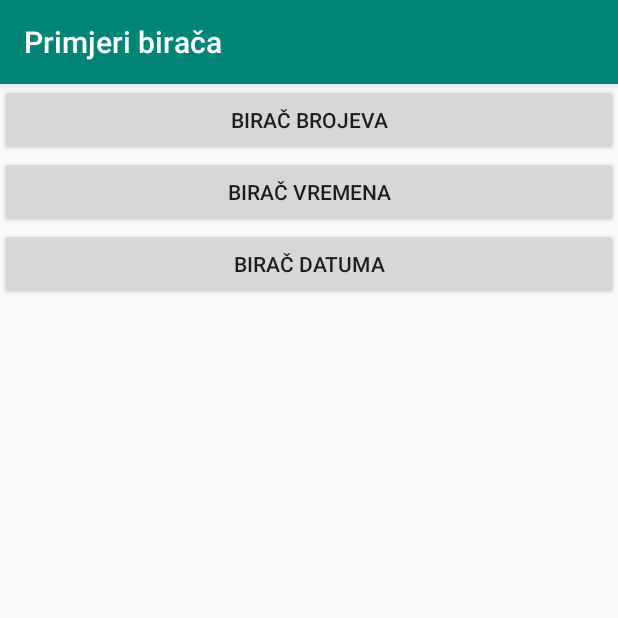
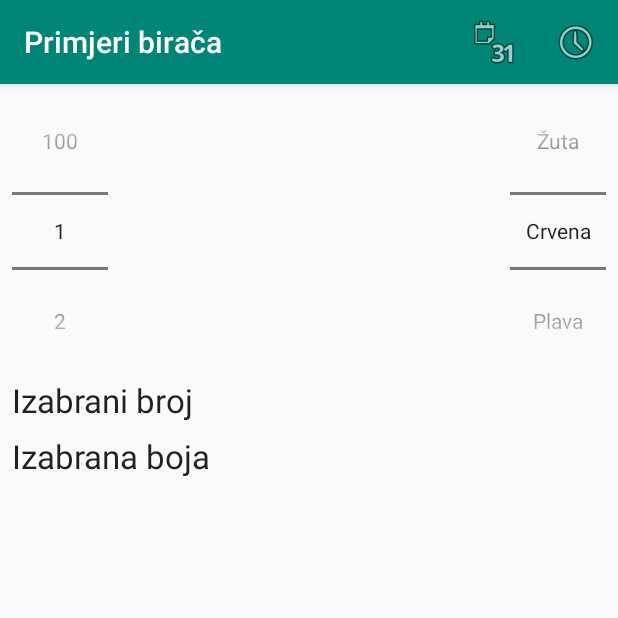
Before and after one commit to kzubrinic/android-primjeri-biraca, an Android app: the screen it shows after launch (MainActivity), on a phone screen of 412 x 824 dp, the top half of it. Run offline under Robolectric (Android 15) with nearby library versions, the phone set to English and light mode, and no system bars.

Commit message:
Dorade layouta aktivnosti i prelazak na androidx biblioteke.

```diff
--- a/app/src/main/java/hr/unidu/kz/primjeribiraca/DatePickerFragment.java
+++ b/app/src/main/java/hr/unidu/kz/primjeribiraca/DatePickerFragment.java
@@ -3,7 +3,7 @@ package hr.unidu.kz.primjeribiraca;
 import android.app.DatePickerDialog;
 import android.app.Dialog;
 import android.os.Bundle;
-import android.support.v4.app.DialogFragment;
+import androidx.fragment.app.DialogFragment;
 import android.widget.DatePicker;
 import android.widget.TextView;
 
--- a/app/src/main/java/hr/unidu/kz/primjeribiraca/MainActivity.java
+++ b/app/src/main/java/hr/unidu/kz/primjeribiraca/MainActivity.java
@@ -1,30 +1,87 @@
 package hr.unidu.kz.primjeribiraca;
 
-import android.support.v7.app.AppCompatActivity;
 import android.os.Bundle;
 
 import android.content.Intent;
-import android.support.v4.app.DialogFragment;
-import android.support.v7.app.AppCompatActivity;
-import android.os.Bundle;
+import androidx.fragment.app.DialogFragment;
+import androidx.appcompat.app.AppCompatActivity;
+
+import android.view.Menu;
+import android.view.MenuInflater;
+import android.view.MenuItem;
 import android.view.View;
+import android.widget.NumberPicker;
+import android.widget.TextView;
+
 public class MainActivity extends AppCompatActivity {
-
+    NumberPicker np, tp;
     @Override
     protected void onCreate(Bundle savedInstanceState) {
         super.onCreate(savedInstanceState);
         setContentView(R.layout.activity_main);
+
+        NumberPicker np = findViewById(R.id.numberPicker);
+        final TextView tv = findViewById(R.id.izabrani);
+        np.setMinValue(1);
+        np.setMaxValue(100);
+        // nakon što se izabere novi broj
+        np.setOnValueChangedListener(new NumberPicker.OnValueChangeListener() {
+            @Override
+            public void onValueChange(NumberPicker picker, int oldVal, int newVal){
+                //Display the newly selected number from picker
+                tv.setText(String.valueOf(newVal));
+            }
+        });
+
+        // birač koji ćemo napuniti nizovima znakova (bojama)
+        tp = findViewById(R.id.textPicker);
+        final TextView tb = findViewById(R.id.izBoja);
+        final String[] boje= {"Crvena","Plava", "Smeđa", "Zelena", "Žuta"};
+        // indeks prvog elementa polja boja
+        tp.setMinValue(0);
+        // indeks posljednjeg elementa polja boja
+        tp.setMaxValue(boje.length-1);
+        // Poveži NumberPicker s izvorom podatakau obliku polja boja
+        tp.setDisplayedValues(boje);
+        tp.setOnValueChangedListener(new NumberPicker.OnValueChangeListener() {
+            @Override
+            public void onValueChange(NumberPicker picker, int oldVal, int newVal){
+                //Display the newly selected number from picker
+                tb.setText(boje[newVal]);
+            }
+        });
     }
-    public void birajBroj(View v){
-        Intent i = new Intent(this, BrojActivity.class);
-        startActivity(i);
+
+
+    @Override
+    public boolean onCreateOptionsMenu(Menu menu) {
+        MenuInflater inflater = getMenuInflater();
+        inflater.inflate(R.menu.menu_main, menu);
+        return true;
     }
-    public void birajDatum(View v){
+
+    @Override
+    public boolean onOptionsItemSelected(MenuItem item) {
+        // Obrada akcija izbornika opcija
+        switch (item.getItemId()) {
+            case R.id.izbor_datum:
+                birajDatum();
+                return true;
+            case R.id.izbor_vrijeme:
+                birajVrijeme();
+                return true;
+            default:
+                return super.onOptionsItemSelected(item);
+        }
+    }
+
+
+    public void birajDatum(){
         DialogFragment newFragment = new DatePickerFragment();
         newFragment.show(getSupportFragmentManager(), "datePicker");
     }
 
-    public void birajVrijeme(View v){
+    public void birajVrijeme(){
         DialogFragment newFragment = new TimePickerFragment();
         newFragment.show(getSupportFragmentManager(), "timePicker");
     }
--- a/app/src/main/java/hr/unidu/kz/primjeribiraca/TimePickerFragment.java
+++ b/app/src/main/java/hr/unidu/kz/primjeribiraca/TimePickerFragment.java
@@ -4,8 +4,8 @@ package hr.unidu.kz.primjeribiraca;
 import android.app.Dialog;
 import android.app.TimePickerDialog;
 import android.os.Bundle;
-import android.support.v4.app.DialogFragment;
-import android.text.format.DateFormat;
+import androidx.fragment.app.DialogFragment;
+
 import android.widget.TextView;
 import android.widget.TimePicker;
 
--- a/app/src/main/res/layout/activity_broj.xml
+++ b/app/src/main/res/layout/activity_broj.xml
@@ -1,5 +1,5 @@
 <?xml version="1.0" encoding="utf-8"?>
-<android.support.constraint.ConstraintLayout xmlns:android="http://schemas.android.com/apk/res/android"
+<androidx.constraintlayout.widget.ConstraintLayout xmlns:android="http://schemas.android.com/apk/res/android"
     xmlns:app="http://schemas.android.com/apk/res-auto"
     xmlns:tools="http://schemas.android.com/tools"
     android:layout_width="match_parent"
@@ -92,4 +92,4 @@
         app:layout_constraintTop_toTopOf="@+id/textView2" />
 
 
-</android.support.constraint.ConstraintLayout>
+</androidx.constraintlayout.widget.ConstraintLayout>
--- a/app/src/main/res/layout/activity_main.xml
+++ b/app/src/main/res/layout/activity_main.xml
@@ -1,42 +1,113 @@
 <?xml version="1.0" encoding="utf-8"?>
-<LinearLayout xmlns:android="http://schemas.android.com/apk/res/android"
-    xmlns:tools="http://schemas.android.com/tools"
-    android:layout_width="match_parent"
-    android:layout_height="match_parent"
-    tools:context="hr.unidu.kz.primjeribiraca.MainActivity"
-    android:weightSum="1"
-    android:orientation="vertical">
+    <androidx.constraintlayout.widget.ConstraintLayout xmlns:android="http://schemas.android.com/apk/res/android"
+        xmlns:app="http://schemas.android.com/apk/res-auto"
+        xmlns:tools="http://schemas.android.com/tools"
+        android:layout_width="match_parent"
+        android:layout_height="match_parent"
+        tools:context="hr.unidu.kz.primjeribiraca.MainActivity">
 
-    <Button
-        android:layout_width="match_parent"
-        android:layout_height="wrap_content"
-        android:text="@string/birac_brojeva"
-        android:id="@+id/button"
-        android:onClick="birajBroj" />
+        <NumberPicker
+            android:id="@+id/numberPicker"
+            android:layout_width="wrap_content"
+            android:layout_height="wrap_content"
+            android:layout_alignParentTop="true"
+            android:layout_marginStart="8dp"
+            android:layout_marginLeft="8dp"
+            android:layout_marginTop="8dp"
+            android:layout_toEndOf="@+id/textView"
+            android:layout_toRightOf="@+id/textView"
+            app:layout_constraintStart_toStartOf="parent"
+            app:layout_constraintTop_toTopOf="parent" />
 
-    <Button
-        android:layout_width="match_parent"
-        android:layout_height="wrap_content"
-        android:text="@string/birac_vremena"
-        android:id="@+id/button2"
-        android:onClick="birajVrijeme" />
+        <TextView
+            android:id="@+id/textView"
+            android:layout_width="wrap_content"
+            android:layout_height="wrap_content"
+            android:layout_below="@+id/numberPicker"
+            android:layout_alignParentStart="true"
+            android:layout_alignParentLeft="true"
+            android:layout_marginStart="8dp"
+            android:layout_marginLeft="8dp"
+            android:layout_marginTop="8dp"
+            android:text="@string/izabrani_broj"
+            android:textAppearance="?android:attr/textAppearanceLarge"
+            app:layout_constraintStart_toStartOf="parent"
+            app:layout_constraintTop_toBottomOf="@+id/numberPicker" />
 
-    <Button
-        android:layout_width="match_parent"
-        android:layout_height="wrap_content"
-        android:text="@string/birac_datuma"
-        android:id="@+id/button3"
-        android:onClick="birajDatum" />
+        <TextView
+            android:id="@+id/izabrani"
+            android:layout_width="wrap_content"
+            android:layout_height="wrap_content"
+            android:layout_below="@+id/numberPicker"
+            android:layout_marginStart="8dp"
+            android:layout_marginLeft="8dp"
+            android:layout_toEndOf="@+id/numberPicker"
+            android:layout_toRightOf="@+id/numberPicker"
+            android:textAppearance="?android:attr/textAppearanceLarge"
+            app:layout_constraintBottom_toBottomOf="@+id/textView"
+            app:layout_constraintStart_toEndOf="@+id/textView2"
+            app:layout_constraintTop_toTopOf="@+id/textView" />
+
+        <NumberPicker
+            android:id="@+id/textPicker"
+            android:layout_width="wrap_content"
+            android:layout_height="wrap_content"
+            android:layout_alignParentTop="true"
+            android:layout_marginTop="8dp"
+            android:layout_marginEnd="8dp"
+            android:layout_marginRight="8dp"
+            android:layout_toEndOf="@+id/numberPicker"
+            android:layout_toRightOf="@+id/numberPicker"
+            app:layout_constraintEnd_toEndOf="parent"
+            app:layout_constraintTop_toTopOf="parent" />
+
+        <TextView
+            android:id="@+id/textView2"
+            android:layout_width="wrap_content"
+            android:layout_height="wrap_content"
+            android:layout_below="@+id/textView"
+            android:layout_alignParentStart="true"
+            android:layout_alignParentLeft="true"
+            android:layout_centerVertical="true"
+            android:layout_marginStart="8dp"
+            android:layout_marginLeft="8dp"
+            android:layout_marginTop="8dp"
+            android:text="@string/izabrana_boja"
+            android:textAppearance="?android:attr/textAppearanceLarge"
+            app:layout_constraintStart_toStartOf="parent"
+            app:layout_constraintTop_toBottomOf="@+id/textView" />
+
+        <TextView
+            android:id="@+id/izBoja"
+            android:layout_width="wrap_content"
+            android:layout_height="wrap_content"
+            android:layout_alignTop="@+id/textView2"
+            android:layout_marginStart="8dp"
+            android:layout_marginLeft="8dp"
+            android:layout_toEndOf="@+id/numberPicker"
+            android:layout_toRightOf="@+id/numberPicker"
+            android:textAppearance="?android:attr/textAppearanceLarge"
+            app:layout_constraintBottom_toBottomOf="@+id/textView2"
+            app:layout_constraintStart_toEndOf="@+id/textView2"
+            app:layout_constraintTop_toTopOf="@+id/textView2" />
+
 
     <TextView
+        android:id="@+id/izabraniDatum"
         android:layout_width="wrap_content"
         android:layout_height="wrap_content"
         android:textAppearance="?android:attr/textAppearanceLarge"
-        android:id="@+id/izabraniDatum" />
+        app:layout_constraintEnd_toEndOf="parent"
+        app:layout_constraintStart_toStartOf="parent"
+        app:layout_constraintTop_toBottomOf="@+id/textView2" />
+
     <TextView
+        android:id="@+id/izabranoVrijeme"
         android:layout_width="wrap_content"
         android:layout_height="wrap_content"
         android:textAppearance="?android:attr/textAppearanceLarge"
-        android:id="@+id/izabranoVrijeme" />
+        app:layout_constraintEnd_toEndOf="parent"
+        app:layout_constraintStart_toStartOf="parent"
+        app:layout_constraintTop_toBottomOf="@+id/izabraniDatum" />
 
-</LinearLayout>
+</androidx.constraintlayout.widget.ConstraintLayout>
--- /dev/null
+++ b/app/src/main/res/menu/menu_main.xml
@@ -0,0 +1,12 @@
+<?xml version="1.0" encoding="utf-8"?>
+    <menu xmlns:android="http://schemas.android.com/apk/res/android"
+        xmlns:app="http://schemas.android.com/apk/res-auto">
+    <item android:id="@+id/izbor_datum"
+        android:icon="@android:drawable/ic_menu_month"
+        android:title="@string/birac_datuma"
+        app:showAsAction="ifRoom"/>
+    <item android:id="@+id/izbor_vrijeme"
+        android:icon="@android:drawable/ic_menu_recent_history"
+        android:title="@string/birac_vremena"
+        app:showAsAction="ifRoom"/>
+    </menu>
--- a/gradle.properties
+++ b/gradle.properties
@@ -6,6 +6,8 @@
 # http://www.gradle.org/docs/current/userguide/build_environment.html
 # Specifies the JVM arguments used for the daemon process.
 # The setting is particularly useful for tweaking memory settings.
+android.enableJetifier=true
+android.useAndroidX=true
 org.gradle.jvmargs=-Xmx1536m
 # When configured, Gradle will run in incubating parallel mode.
 # This option should only be used with decoupled projects. More details, visit
```
Also changed, not shown: app/build.gradle (+7 -7 lines), app/src/main/java/hr/unidu/kz/primjeribiraca/BrojActivity.java (+1 -6 lines), 1 other file.
